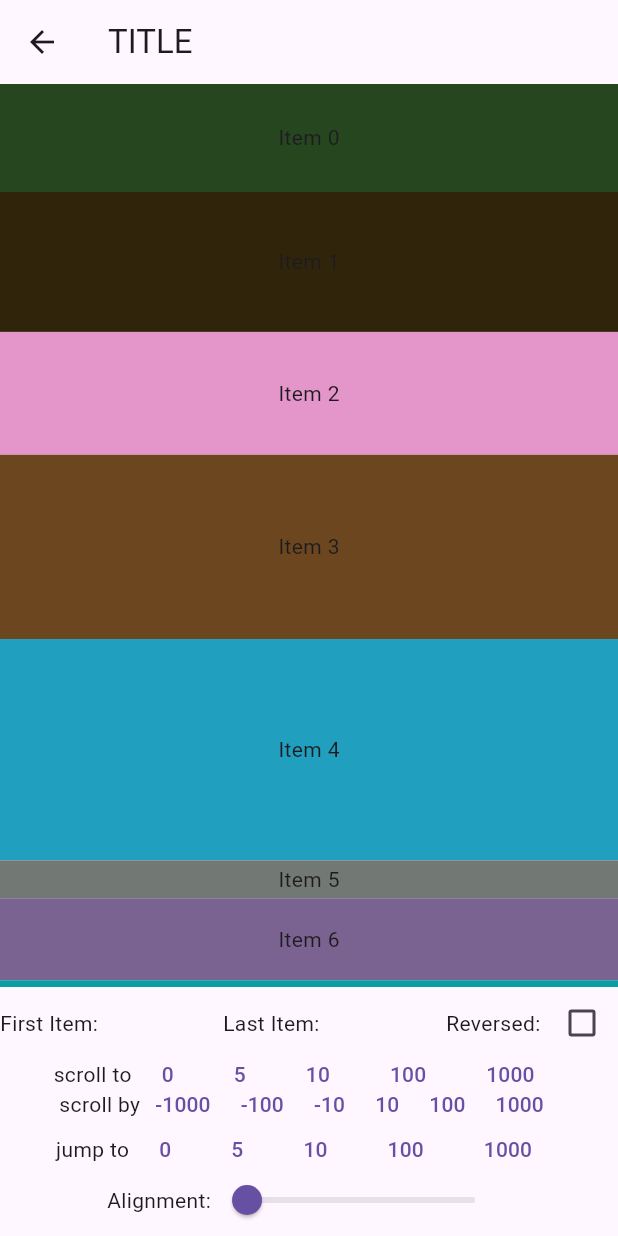
After one commit to vituscokr/flutter_luckyseastar_sample, a Flutter app: the SampleScrollablePositionedListPage screen opened directly, on a phone screen of 412 x 824 dp. The commit adds this screen. Run offline on Flutter 3.47's test engine with Material 2 defaults, Android fonts, the phone set to English and light mode, and no system bars; drawn by our look-alikes of scrollable_positioned_list; our stand-ins replace fl_chart, syncfusion_flutter_sliders; missing offline and left inert: flutter_swipe_detector.

Commit message:
샘플 스크롤 포지션 리스트 추가

```diff
--- a/lib/enum/main_page_menu.dart
+++ b/lib/enum/main_page_menu.dart
@@ -1,14 +1,18 @@
 import 'package:flutter/material.dart';
 import 'package:flutter_luckyseastar_sample/ui/sample_gesture_detector.dart';
 import 'package:flutter_luckyseastar_sample/ui/sample_chart.dart';
+import 'package:flutter_luckyseastar_sample/ui/sample_scrollable_positioned_list.dart';
 import 'package:flutter_luckyseastar_sample/ui/syncfusion/syncfusion_slider.dart';
 
 enum MainPageMenus {
+	sampleScrollablePositionedList(
+		"sampleScrollablePositionedList",
+		"sampleScrollablePositionedList",
+		SampleScrollablePositionedListPage(),),
   sampleSyncfusionSlider(
       "SampleSyncfusionSlider",
       "SampleSyncfusionSlider",
       SampleSyncfusionSlider()),
-
   sampleChart(
       "SampleChart",
       "SampleChart",
@@ -16,8 +20,7 @@ enum MainPageMenus {
 	sampleGestureDetetor(
 		"sampleGestureDetector",
 		"sampleGestureDetector",
-		SampleGestureDetector()
-	),
+		SampleGestureDetector()),
 
 	undefined('undefined','', null);
 
--- /dev/null
+++ b/lib/ui/sample_scrollable_positioned_list.dart
@@ -0,0 +1,227 @@
+import 'dart:math';
+
+import 'package:flutter/material.dart';
+import 'package:scrollable_positioned_list/scrollable_positioned_list.dart';
+
+const numberOfItems = 5001;
+const minItemHeight = 20.0;
+const maxItemHeight = 150.0;
+const scrollDuration = Duration(seconds: 2);
+
+const randomMax = 1 << 32;
+
+class SampleScrollablePositionedListPage extends StatefulWidget {
+  const SampleScrollablePositionedListPage({Key? key}) : super(key: key);
+
+  @override
+  State<SampleScrollablePositionedListPage> createState() => _SampleScrollablePositionedListPageState();
+}
+
+class _SampleScrollablePositionedListPageState extends State<SampleScrollablePositionedListPage> {
+  final ItemScrollController itemScrollController = ItemScrollController();
+  final ScrollOffsetController scrollOffsetController = ScrollOffsetController();
+  final ItemPositionsListener itemPositionsListener = ItemPositionsListener.create();
+  late List<double> itemHeights;
+  late List<Color> itemColors;
+  bool reversed = false;
+  double alignment = 0;
+
+  @override
+  void initState() {
+    super.initState();
+    final heightGenerator = Random(238902348);
+    final colorGenerator = Random(42490823);
+    itemHeights = List<double>.generate(numberOfItems, (index) => heightGenerator.nextDouble() * (maxItemHeight - minItemHeight) + minItemHeight);
+    itemColors = List<Color>.generate(numberOfItems, (index) => Color(colorGenerator.nextInt(randomMax)).withOpacity(1));
+
+  }
+
+  @override
+  Widget build(BuildContext context) => Material(
+    child: Scaffold(
+      appBar: AppBar(title: Text("TITLE"),),
+      body: OrientationBuilder(
+        builder: (context, orientation) => Column(
+          children: <Widget>[
+             Expanded(child: list(orientation)),
+            positionsView,
+            Row(
+              mainAxisSize: MainAxisSize.min,
+              children: <Widget>[
+                Column(
+                  children: <Widget>[
+                     scrollControlButtons,
+                     scrollOffsetControlButtons,
+                     const SizedBox(height:10),
+                    jumpControlButtons,
+                    alignmentControl,
+                  ],
+                )
+              ],
+            )
+          ],
+        ),
+      ),
+    ),
+  );
+
+  Widget get scrollControlButtons => Row(
+    children: <Widget>[
+      const Text('scroll to'),
+      scrollItemButton(0),
+      scrollItemButton(5),
+      scrollItemButton(10),
+      scrollItemButton(100),
+      scrollItemButton(1000),
+      //scrollItemButton(5000),
+    ],
+  );
+  Widget get jumpControlButtons => Row(
+    children: <Widget>[
+      const Text('jump to'),
+      jumpButton(0),
+      jumpButton(5),
+      jumpButton(10),
+      jumpButton(100),
+      jumpButton(1000),
+      //jumpButton(5000),
+    ],
+  );
+  Widget get scrollOffsetControlButtons => Row(
+    children: <Widget>[
+      const Text('scroll by'),
+      scrollOffsetButton(-1000),
+      scrollOffsetButton(-100),
+      scrollOffsetButton(-10),
+      scrollOffsetButton(10),
+      scrollOffsetButton(100),
+      scrollOffsetButton(1000),
+    ],
+  );
+
+  Widget get alignmentControl => Row(
+    mainAxisSize: MainAxisSize.max,
+    children: <Widget>[
+      const Text('Alignment:'),
+      SizedBox(
+        width:200,
+        child: SliderTheme(
+          data: SliderThemeData(
+            showValueIndicator: ShowValueIndicator.always,
+          ),
+              child: Slider(
+                value: alignment,
+                label: alignment.toStringAsFixed(2),
+                onChanged: (double value) => setState(() => alignment = value ),
+              )
+        ),
+      )
+    ],
+  );
+  Widget list(Orientation orientation) => ScrollablePositionedList.builder(
+      itemCount: numberOfItems,
+      itemBuilder: (context, index) => item(index, orientation),
+    itemScrollController: itemScrollController,
+    itemPositionsListener: itemPositionsListener,
+    scrollOffsetController: scrollOffsetController,
+    reverse: reversed,
+    scrollDirection: orientation == Orientation.portrait ? Axis.vertical: Axis.horizontal,
+  );
+  Widget get positionsView => ValueListenableBuilder<Iterable<ItemPosition>>(
+    valueListenable: itemPositionsListener.itemPositions,
+    builder: (context, positions, child) {
+      int? min;
+      int? max;
+      if (positions.isNotEmpty) {
+        // Determine the first visible item by finding the item with the
+        // smallest trailing edge that is greater than 0.  i.e. the first
+        // item whose trailing edge in visible in the viewport.
+        min = positions
+            .where((ItemPosition position) => position.itemTrailingEdge > 0)
+            .reduce((ItemPosition min, ItemPosition position) =>
+        position.itemTrailingEdge < min.itemTrailingEdge
+            ? position
+            : min)
+            .index;
+        // Determine the last visible item by finding the item with the
+        // greatest leading edge that is less than 1.  i.e. the last
+        // item whose leading edge in visible in the viewport.
+        max = positions
+            .where((ItemPosition position) => position.itemLeadingEdge < 1)
+            .reduce((ItemPosition max, ItemPosition position) =>
+        position.itemLeadingEdge > max.itemLeadingEdge
+            ? position
+            : max)
+            .index;
+      }
+      return Row(
+        children: <Widget>[
+          Expanded(child: Text('First Item: ${min ?? ''}')),
+          Expanded(child: Text('Last Item: ${max ?? ''}')),
+          const Text('Reversed: '),
+          Checkbox(
+              value: reversed,
+              onChanged: (bool? value) => setState(() {
+                reversed = value!;
+              }))
+        ],
+      );
+    },
+  );
+
+
+
+  ButtonStyle _scrollButtonStyle({required double horizonalPadding}) =>
+      ButtonStyle(
+        padding: MaterialStateProperty.all(
+          EdgeInsets.symmetric(horizontal: horizonalPadding, vertical: 0),
+        ),
+        minimumSize: MaterialStateProperty.all(Size.zero),
+        tapTargetSize: MaterialTapTargetSize.shrinkWrap,
+      );
+  Widget scrollItemButton(int value) => TextButton(
+    key: ValueKey<String>('Scroll$value'),
+    onPressed: () => scrollTo(value),
+    child: Text('$value'),
+    style: _scrollButtonStyle(horizonalPadding: 20),
+  );
+  Widget scrollOffsetButton(int value) => TextButton(
+    key: ValueKey<String>('Scroll$value'),
+    onPressed: () => scrollBy(value.toDouble()),
+    child: Text('$value'),
+    style: _scrollButtonStyle(horizonalPadding: 10),
+  );
+  Widget jumpButton(int value) => TextButton(
+    key: ValueKey<String>('Jump$value'),
+    onPressed: () => jumpTo(value),
+    child: Text('$value'),
+    style: _scrollButtonStyle(horizonalPadding: 20),
+  );
+
+  void scrollBy(double offset) => scrollOffsetController.animateScroll(
+      offset: offset, duration: scrollDuration, curve: Curves.easeInOutCubic);
+
+  void scrollTo(int index) => itemScrollController.scrollTo(
+      index: index,
+      duration: scrollDuration,
+      curve: Curves.easeInOutCubic,
+      alignment: alignment);
+
+  void jumpTo(int index) =>
+      itemScrollController.jumpTo(index: index, alignment: alignment);
+
+
+
+  Widget item(int i , Orientation orientation) {
+    return SizedBox(
+      height: orientation == Orientation.portrait ? itemHeights[i] : null,
+      width:  Orientation == Orientation.landscape ? itemHeights[i]: null,
+      child: Container(
+        color: itemColors[i],
+        child: Center(
+          child: Text('Item $i'),
+        ),
+      ),
+    );
+  }
+}
--- a/pubspec.yaml
+++ b/pubspec.yaml
@@ -38,6 +38,7 @@ dependencies:
   fl_chart: ^0.62.0
   flutter_swipe_detector: ^2.0.0
   provider: ^6.0.2
+  scrollable_positioned_list: ^0.3.8
   syncfusion_flutter_sliders: ^21.2.6
 
 dev_dependencies:
```
Also changed, not shown: pubspec.lock.
